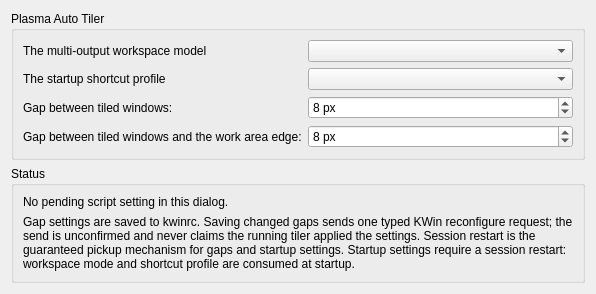
Qt form kwin/native-effect/scriptconfig.ui (beefsack/plasma-auto-tiler) before a commit.
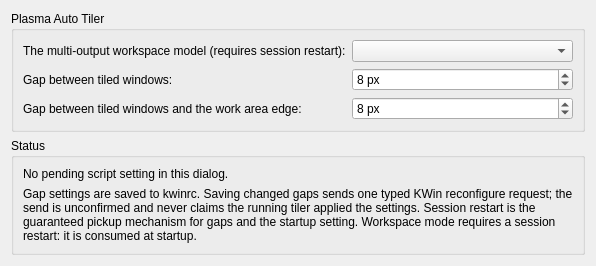
The same form after that commit.

Commit message: Hide shortcut profile from the script Configure page and state workspace mode restart

Diff of the .ui file:
```diff
--- a/kwin/native-effect/scriptconfig.ui
+++ b/kwin/native-effect/scriptconfig.ui
@@ -15,7 +15,7 @@
           <cstring>workspaceModeCombo</cstring>
          </property>
         <property name="text">
-         <string>The multi-output workspace model</string>
+         <string>The multi-output workspace model (requires session restart):</string>
         </property>
        </widget>
       </item>
@@ -23,19 +23,6 @@
        <widget class="QComboBox" name="workspaceModeCombo"/>
       </item>
        <item row="1" column="0">
-        <widget class="QLabel" name="label_shortcutProfile">
-         <property name="buddy">
-          <cstring>shortcutProfileCombo</cstring>
-         </property>
-        <property name="text">
-         <string>The startup shortcut profile</string>
-        </property>
-       </widget>
-      </item>
-        <item row="1" column="1">
-        <widget class="QComboBox" name="shortcutProfileCombo"/>
-       </item>
-       <item row="2" column="0">
         <widget class="QLabel" name="label_innerGap">
          <property name="buddy">
           <cstring>innerGapSpinBox</cstring>
@@ -45,7 +32,7 @@
         </property>
        </widget>
       </item>
-       <item row="2" column="1">
+       <item row="1" column="1">
        <widget class="QSpinBox" name="innerGapSpinBox">
         <property name="minimum">
          <number>0</number>
@@ -61,7 +48,7 @@
         </property>
        </widget>
       </item>
-       <item row="3" column="0">
+       <item row="2" column="0">
         <widget class="QLabel" name="label_outerGap">
          <property name="buddy">
           <cstring>outerGapSpinBox</cstring>
@@ -71,7 +58,7 @@
         </property>
        </widget>
       </item>
-       <item row="3" column="1">
+       <item row="2" column="1">
        <widget class="QSpinBox" name="outerGapSpinBox">
         <property name="minimum">
          <number>0</number>
@@ -109,7 +96,7 @@
       <item>
        <widget class="QLabel" name="scriptStatusDescription">
         <property name="text">
-         <string>Gap settings are saved to kwinrc. Saving changed gaps sends one typed KWin reconfigure request; the send is unconfirmed and never claims the running tiler applied the settings. Session restart is the guaranteed pickup mechanism for gaps and startup settings. Startup settings require a session restart: workspace mode and shortcut profile are consumed at startup.</string>
+         <string>Gap settings are saved to kwinrc. Saving changed gaps sends one typed KWin reconfigure request; the send is unconfirmed and never claims the running tiler applied the settings. Session restart is the guaranteed pickup mechanism for gaps and the startup setting. Workspace mode requires a session restart: it is consumed at startup.</string>
         </property>
         <property name="wordWrap">
          <bool>true</bool>
```
The commit also changes 13 other files.
